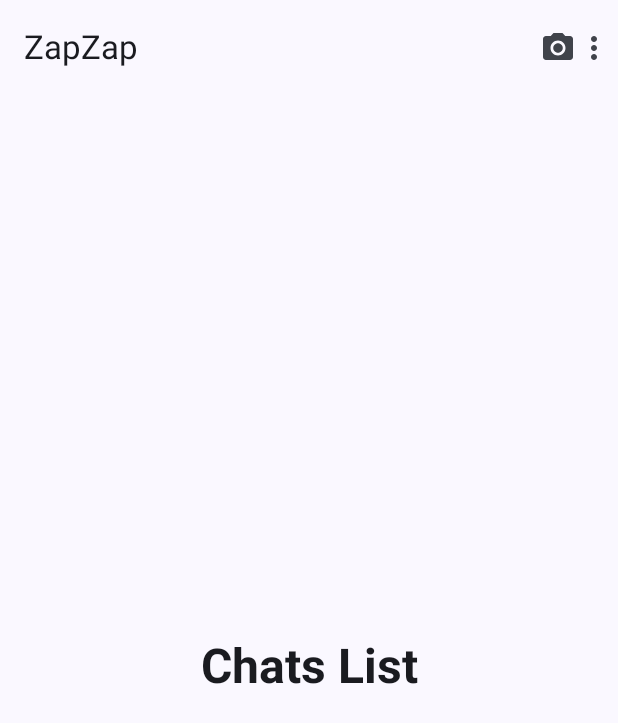
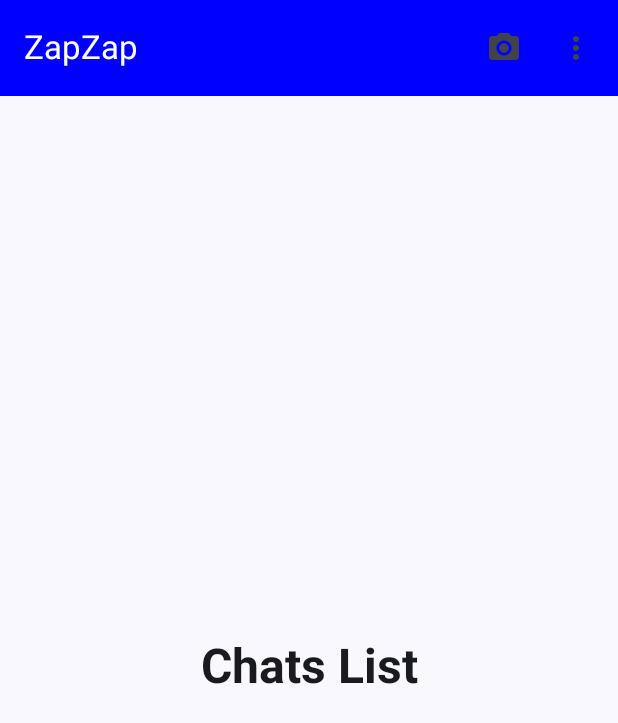
Before and after one commit to MindLessAL/tela_whatsapp, an Android app built with Jetpack Compose: the screen it shows after launch (MainActivity), on a phone screen of 412 x 824 dp. Shown: the top 723 px of the screen. Run offline under Robolectric (Android 15) with nearby library versions, the phone set to English and light mode, and no system bars.

```diff
--- a/app/src/main/java/com/example/zapzap/MainActivity.kt
+++ b/app/src/main/java/com/example/zapzap/MainActivity.kt
@@ -1,4 +1,5 @@
 package com.example.zapzap
+
 
 import android.os.Bundle
 import androidx.activity.ComponentActivity
@@ -10,14 +11,11 @@ import androidx.compose.foundation.layout.padding
 import androidx.compose.material.icons.Icons
 import androidx.compose.material.icons.filled.CameraAlt
 import androidx.compose.material.icons.filled.MoreVert
-import androidx.compose.material3.ExperimentalMaterial3Api
-import androidx.compose.material3.Icon
-import androidx.compose.material3.Scaffold
-import androidx.compose.material3.Text
-import androidx.compose.material3.TopAppBar
+import androidx.compose.material3.*
 import androidx.compose.runtime.Composable
 import androidx.compose.ui.Alignment
 import androidx.compose.ui.Modifier
+import androidx.compose.ui.graphics.Color
 import androidx.compose.ui.text.TextStyle
 import androidx.compose.ui.text.font.FontWeight
 import androidx.compose.ui.tooling.preview.Preview
@@ -31,31 +29,46 @@ class MainActivity : ComponentActivity() {
         enableEdgeToEdge()
         setContent {
             ZapZapTheme {
-                Scaffold(modifier = Modifier.fillMaxSize(), topBar = {
-                    TopAppBar(
-                        title = { Text(text = "ZapZap") },
-                        actions = {
-                            Icon(Icons.Default.CameraAlt, contentDescription = null)
-                            Icon(Icons.Default.MoreVert, contentDescription = null)
-                        }
-
-                    )
-                }
-                    ) { innerPadding ->
-                    ChatsListScreen(modifier = Modifier.padding(innerPadding))
-
-
-                }
+                MainScreen()
             }
         }
     }
 }
 
+@OptIn(ExperimentalMaterial3Api::class)
+@Composable
+fun MainScreen() {
+    Scaffold(
+        modifier = Modifier.fillMaxSize(),
+        topBar = { MyTopBar(title = "ZapZap") }
+    ) { innerPadding ->
+        ChatsListScreen(modifier = Modifier.padding(innerPadding))
+    }
+}
 
+@OptIn(ExperimentalMaterial3Api::class)
+@Composable
+fun MyTopBar(title: String) {
+    TopAppBar(
+        title = { Text(text = title) },
+        colors = TopAppBarDefaults.topAppBarColors(
+            containerColor = Color.Blue, // Cor de fundo da TopBar
+            titleContentColor = Color.White // Cor do título
+        ),
+        actions = {
+            IconButton(onClick = { /* Ação da câmera */ }) {
+                Icon(Icons.Default.CameraAlt, contentDescription = "Abrir câmera")
+            }
+            IconButton(onClick = { /* Ação do menu */ }) {
+                Icon(Icons.Default.MoreVert, contentDescription = "Abrir menu")
+            }
+        }
+    )
+}
 
 @Composable
-fun ChatsListScreen(modifier: Modifier = Modifier){
-    Box(modifier = modifier.fillMaxSize()){
+fun ChatsListScreen(modifier: Modifier = Modifier) {
+    Box(modifier = modifier.fillMaxSize()) {
         Text(
             text = "Chats List",
             Modifier.align(Alignment.Center),
@@ -66,3 +79,11 @@ fun ChatsListScreen(modifier: Modifier = Modifier){
         )
     }
 }
+
+@Preview(showBackground = true)
+@Composable
+fun PreviewMainScreen() {
+    ZapZapTheme {
+        MainScreen()
+    }
+}
```
